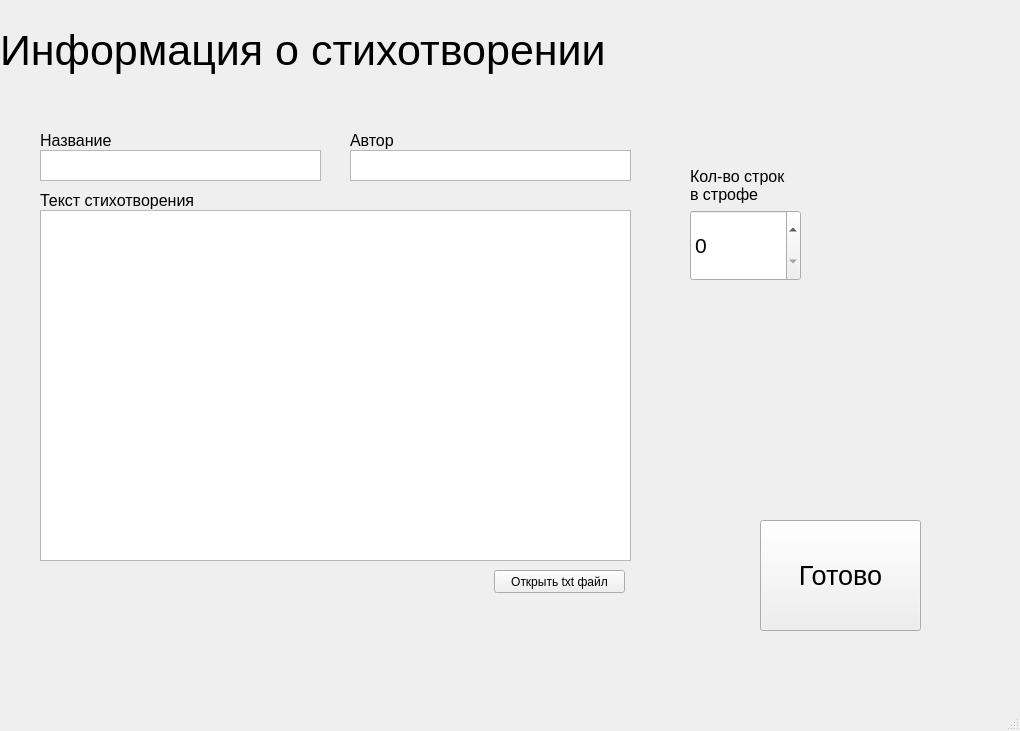
Above: designs/main.ui from D1midr0sh/qt_poem_learner before the change. Below: the same form after it.
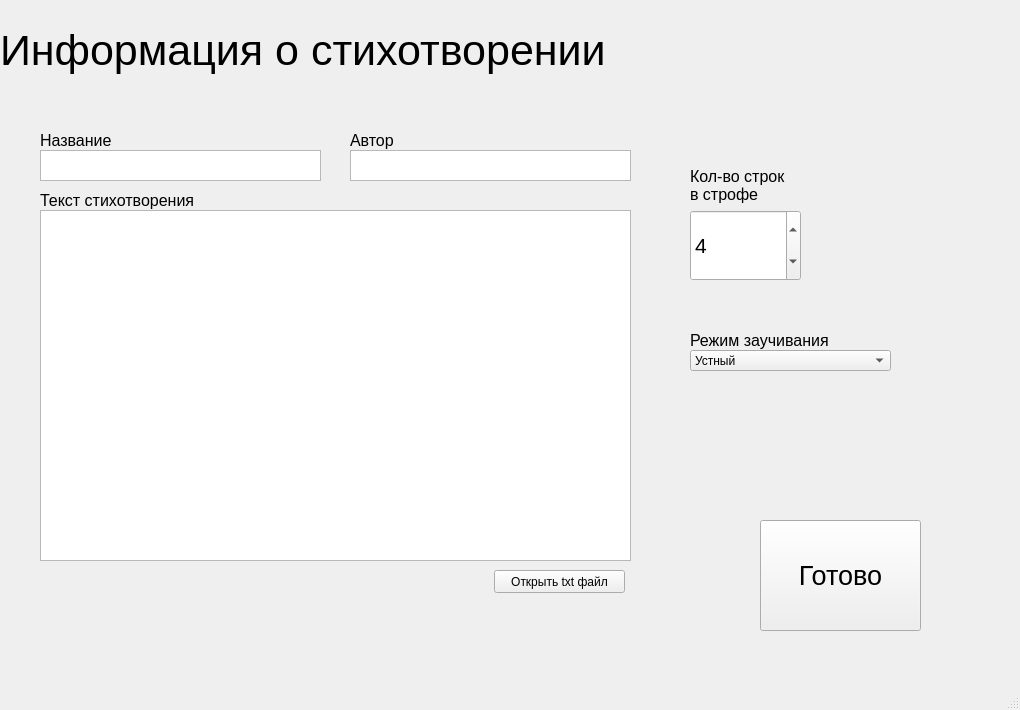
That is the form after the change. The open tabs and pages were chosen to show the change.

Commit message: Реализовал алгоритм Реализован алгоритм заучивания стихотворения.

What changed in the file:
```diff
--- a/designs/main.ui
+++ b/designs/main.ui
@@ -7,7 +7,7 @@
     <x>0</x>
     <y>0</y>
     <width>1020</width>
-    <height>731</height>
+    <height>710</height>
    </rect>
   </property>
   <property name="windowTitle">
@@ -211,6 +211,9 @@
         <pointsize>16</pointsize>
        </font>
       </property>
+      <property name="value">
+       <number>4</number>
+      </property>
      </widget>
      <widget class="QLabel" name="label_6">
       <property name="geometry">
@@ -262,6 +265,47 @@
        <string>Готово</string>
       </property>
      </widget>
+     <widget class="QComboBox" name="typeLearn">
+      <property name="geometry">
+       <rect>
+        <x>690</x>
+        <y>350</y>
+        <width>201</width>
+        <height>21</height>
+       </rect>
+      </property>
+      <property name="editable">
+       <bool>false</bool>
+      </property>
+      <item>
+       <property name="text">
+        <string>Устный</string>
+       </property>
+      </item>
+      <item>
+       <property name="text">
+        <string>Письменный</string>
+       </property>
+      </item>
+     </widget>
+     <widget class="QLabel" name="label_7">
+      <property name="geometry">
+       <rect>
+        <x>690</x>
+        <y>330</y>
+        <width>201</width>
+        <height>21</height>
+       </rect>
+      </property>
+      <property name="font">
+       <font>
+        <pointsize>12</pointsize>
+       </font>
+      </property>
+      <property name="text">
+       <string>Режим заучивания</string>
+      </property>
+     </widget>
     </widget>
    </widget>
   </widget>
```
Left out of the diff: 2 changed lines with no effect on the pictures. The commit also changes 6 other files.
